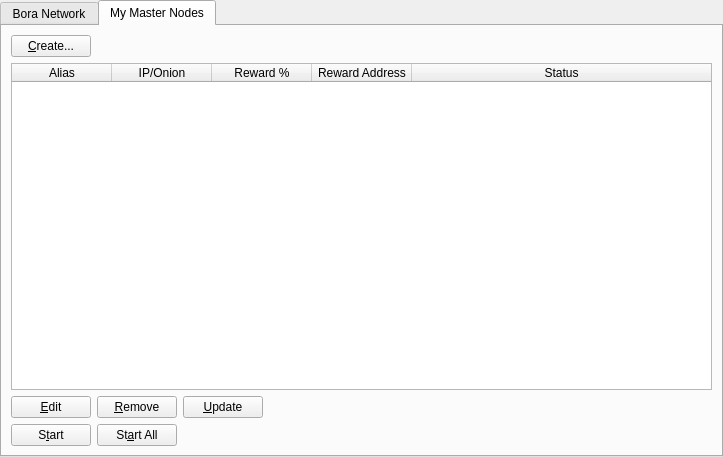
The window that src/qt/forms/masternodemanager.ui (tonyzenwinski/BoraCoin) describes before a commit, drawn with Qt 5.
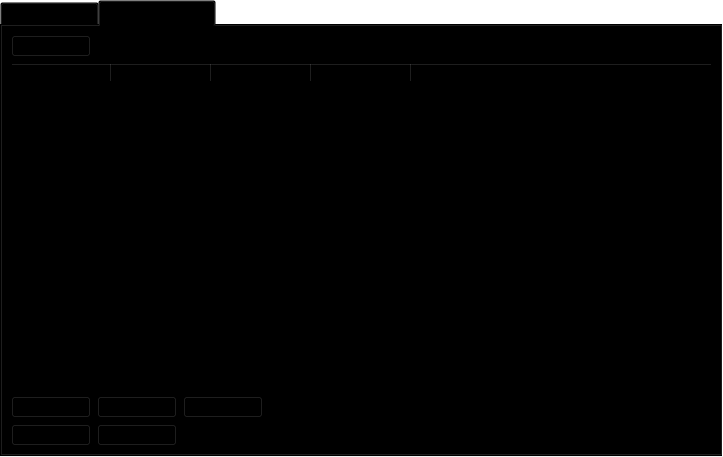
The same window after the commit.

```diff
--- a/src/qt/forms/masternodemanager.ui
+++ b/src/qt/forms/masternodemanager.ui
@@ -13,6 +13,9 @@
   <property name="windowTitle">
    <string>Form</string>
   </property>
+  <property name="styleSheet">
+   <string notr="true">background-color:transparent</string>
+  </property>
   <layout class="QVBoxLayout" name="topLayout">
    <property name="leftMargin">
     <number>0</number>
@@ -33,6 +36,9 @@
      </property>
      <item>
       <widget class="QTabWidget" name="tabWidget">
+       <property name="styleSheet">
+        <string notr="true">background-color:transparent</string>
+       </property>
        <property name="currentIndex">
         <number>1</number>
        </property>
```
